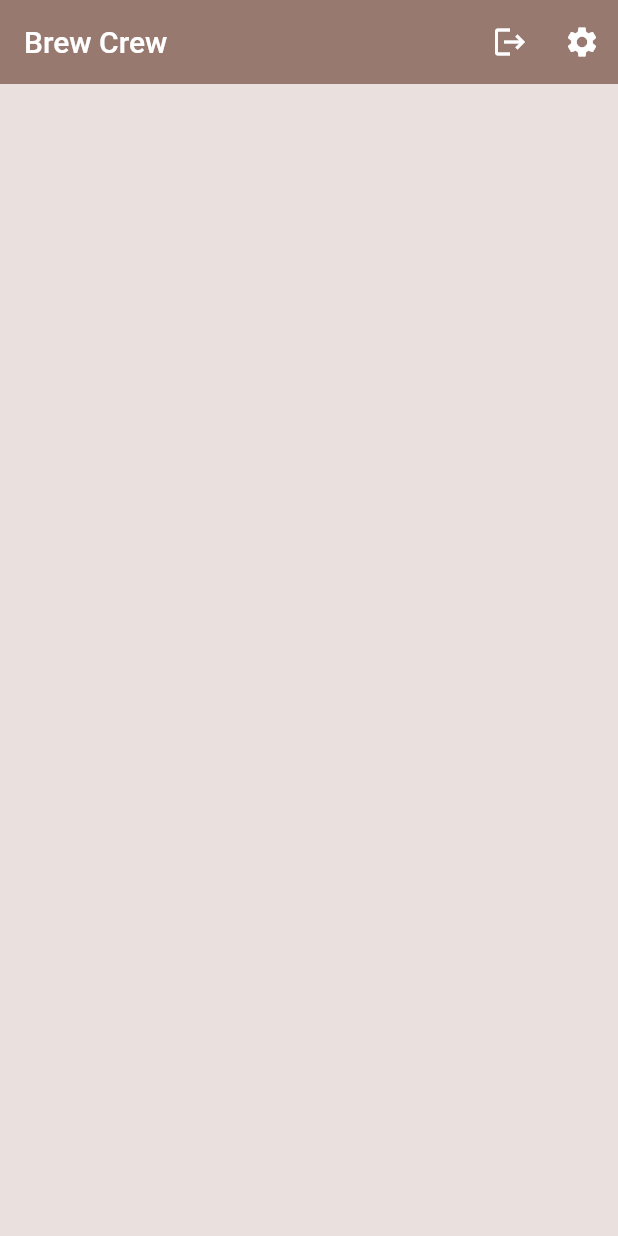
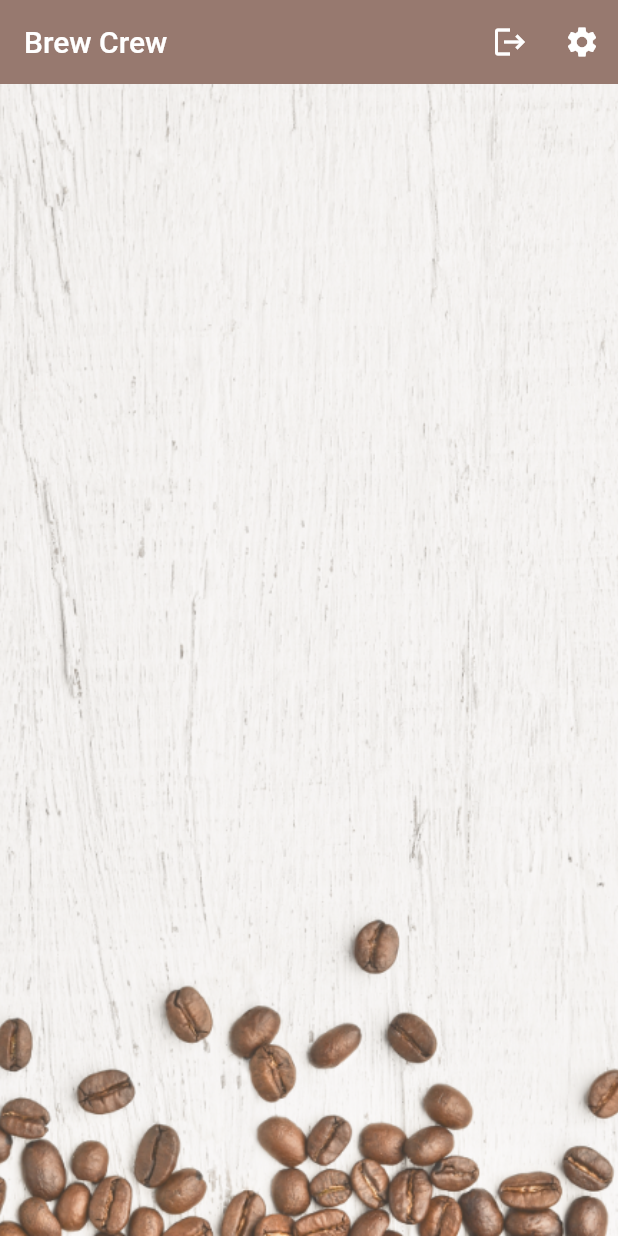
Before and after one commit to hetnakhua/Brew-Crew, a Flutter app: the screen it shows once a user with an empty profile is signed in, on a phone screen of 412 x 824 dp. Run offline on Flutter 3.47's test engine with Material 2 defaults, Android fonts, the phone set to English and light mode, and no system bars; our stand-ins replace cloud_firestore, firebase_auth, firebase_core, flutter_spinkit; accounts and stored records are empty.

Commit message:
fix update and update ui

```diff
--- a/lib/main.dart
+++ b/lib/main.dart
@@ -1,4 +1,3 @@
-import 'package:brew_crew/shared/colors.dart';
 import 'package:brew_crew/models/my_user.dart';
 import 'package:brew_crew/screens/wrapper.dart';
 import 'package:brew_crew/services/auth.dart';
--- a/lib/screens/authenticate/authenticate.dart
+++ b/lib/screens/authenticate/authenticate.dart
@@ -1,6 +1,5 @@
 import 'package:brew_crew/screens/authenticate/register.dart';
 import 'package:brew_crew/screens/authenticate/sign_in.dart';
-import 'package:brew_crew/services/auth.dart';
 import 'package:flutter/material.dart';
 
 class Authenticate extends StatefulWidget {
--- a/lib/screens/home/brew_list.dart
+++ b/lib/screens/home/brew_list.dart
@@ -33,6 +33,7 @@ class _BrewListState extends State<BrewList> {
               leading: CircleAvatar(
                 radius: 25.0,
                 backgroundColor: Colors.brown[brews[index].strength],
+                backgroundImage: AssetImage("assets/coffee_icon.png"),
               ),
               title: Text(brews[index].name),
               subtitle: Text('Takes ${brews[index].sugars} spoon(s) sugar'),
--- a/lib/screens/home/home.dart
+++ b/lib/screens/home/home.dart
@@ -51,7 +51,16 @@ class Home extends StatelessWidget {
             ),
           ],
         ),
-        body: BrewList(),
+        body: Container(
+          decoration: BoxDecoration(
+            image: DecorationImage(
+              image: AssetImage("assets/coffee_bg.png"),
+              opacity: 0.8,
+              fit: BoxFit.cover,
+            ),
+          ),
+          child: BrewList(),
+        ),
       ),
     );
   }
```
Also changed, not shown: lib/screens/home/settings_form.dart (+23 -20 lines), pubspec.yaml (+4 -5 lines), assets/coffee_bg.png (added), assets/coffee_icon.png (added), pubspec.lock, 1 other file.
